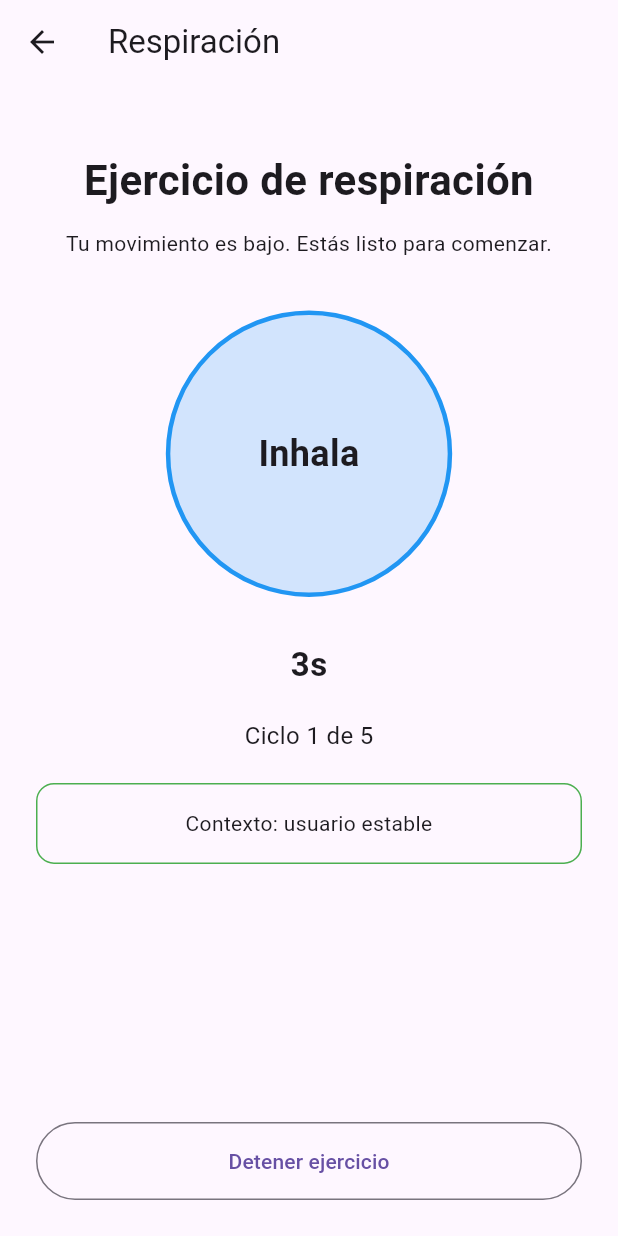
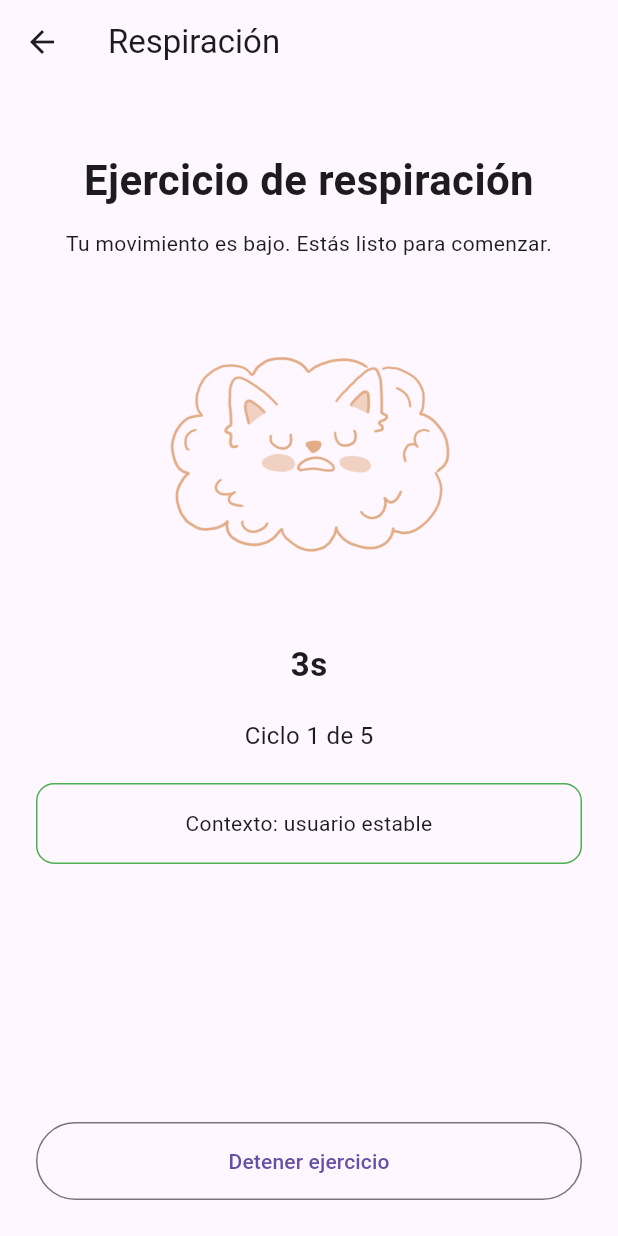
Before and after one commit to S3-Group36-Mobile-App-Development/Flutter, a Flutter app: the BreathingPage screen opened directly, after a tap on "Comenzar ejercicio", on a phone screen of 412 x 824 dp. Run offline on Flutter 3.47's test engine with Material 3 defaults, Android fonts, the phone set to English and light mode, and no system bars; our stand-ins replace dio, flutter_secure_storage, google_fonts, google_sign_in, sensors_plus, shared_preferences and 1 more; accounts and stored records are empty.

Commit message:
animation_breathing

```diff
--- a/lib/features/breathing/presentation/widgets/breathing_circle.dart
+++ b/lib/features/breathing/presentation/widgets/breathing_circle.dart
@@ -10,37 +10,33 @@ class BreathingCircle extends StatelessWidget {
     required this.isBreathing,
   });
 
+  // Ajusta los nombres de las fases y las rutas a las tuyas
+  static const Map<String, String> _images = {
+    'Inhala': 'lib/core/assets/images/INHALE.png',
+    'Sostén': 'lib/core/assets/images/HOLD.png',
+    'Exhala': 'lib/core/assets/images/EXHALE.png',
+  };
+
+  static const String _idleImage = 'lib/core/assets/images/inhalar.png';
+
   @override
   Widget build(BuildContext context) {
-    final shouldExpand = phase == 'Inhala';
-
+    final shouldExpand = phase == 'Inhala' || phase == 'Sostén';
     final size = shouldExpand ? 220.0 : 150.0;
 
+    final imagePath = isBreathing ? (_images[phase] ?? _idleImage) : _idleImage;
+
     return AnimatedContainer(
-      duration: Duration(
-        seconds: phase == 'Exhala' ? 3 : 2,
-      ),
+      duration: Duration(seconds: phase == 'Exhala' ? 3 : 2),
       curve: Curves.easeInOut,
       width: size,
       height: size,
-      decoration: BoxDecoration(
-        shape: BoxShape.circle,
-        color: Colors.blue.withValues(
-          alpha: 0.2,
-        ),
-        border: Border.all(
-          color: Colors.blue,
-          width: 3,
-        ),
-      ),
-      child: Center(
-        child: Text(
-          isBreathing ? phase : 'Respira',
-          textAlign: TextAlign.center,
-          style: const TextStyle(
-            fontSize: 24,
-            fontWeight: FontWeight.bold,
-          ),
+      child: AnimatedSwitcher(
+        duration: const Duration(milliseconds: 500),
+        child: Image.asset(
+          imagePath,
+          key: ValueKey(imagePath), // necesario para que detecte el cambio
+          fit: BoxFit.contain,
         ),
       ),
     );
```
Also changed, not shown: lib/core/assets/images/EXHALE.png (added), lib/core/assets/images/HOLD.png (added), lib/core/assets/images/INHALE.png (added).
